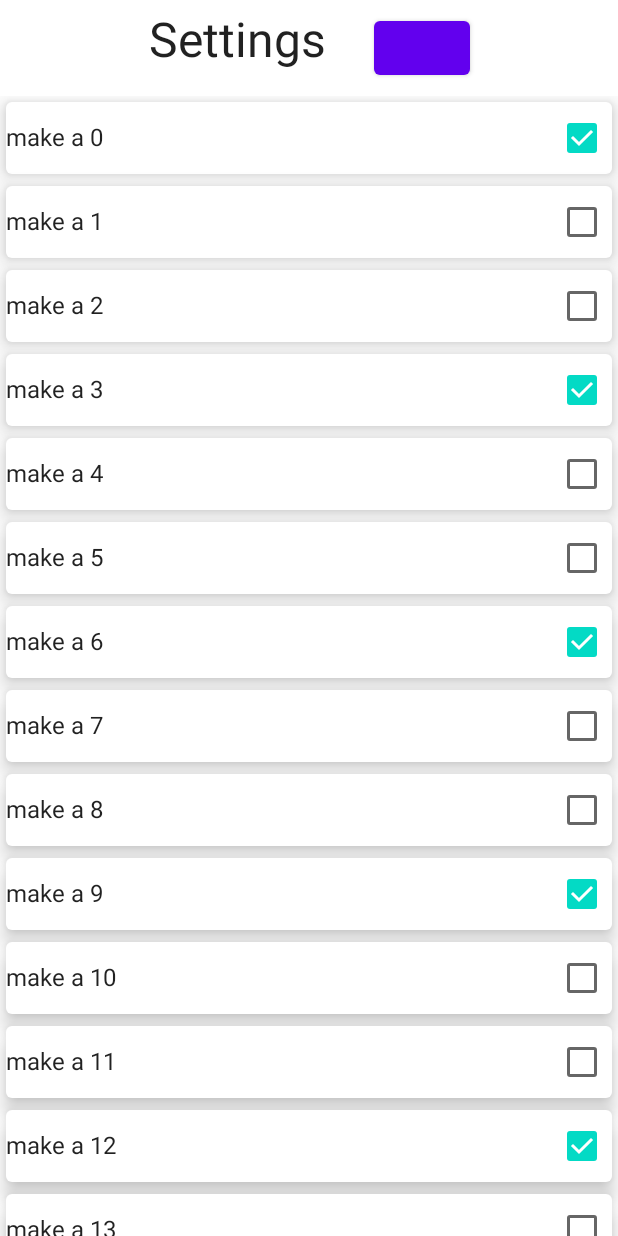
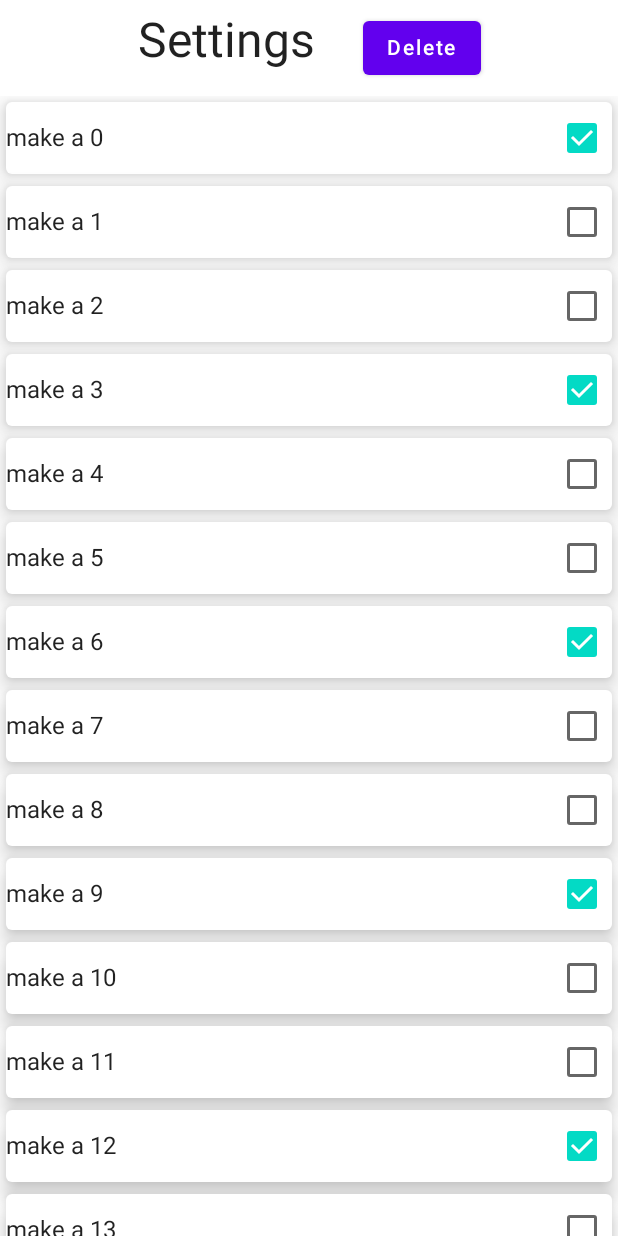
Before and after one commit to Kadehikpe14/Student_Scheduler, an Android app built with Jetpack Compose: the screen it shows after launch (TodoActivity), after a tap on "ToDo List", on a phone screen of 412 x 824 dp. Run offline under Robolectric (Android 15) with nearby library versions, the phone set to English and light mode, and no system bars.

```diff
--- a/app/src/main/AndroidManifest.xml
+++ b/app/src/main/AndroidManifest.xml
@@ -1,7 +1,8 @@
 <?xml version="1.0" encoding="utf-8"?>
 <manifest xmlns:android="http://schemas.android.com/apk/res/android"
     xmlns:tools="http://schemas.android.com/tools">
-
+    <uses-permission android:name="android.permission.INTERNET" />
+    <uses-permission android:name="android.permission.ACCESS_NETWORK_STATE" />
     <application
         android:allowBackup="true"
         android:dataExtractionRules="@xml/data_extraction_rules"
--- a/app/src/main/java/com/example/groupproject/HomepageActivity.kt
+++ b/app/src/main/java/com/example/groupproject/HomepageActivity.kt
@@ -12,6 +12,7 @@ import androidx.compose.material.Surface
 import androidx.compose.material.Text
 import androidx.compose.runtime.Composable
 import androidx.compose.ui.Modifier
+import androidx.compose.ui.graphics.Color
 import androidx.compose.ui.modifier.modifierLocalConsumer
 import androidx.compose.ui.res.stringResource
 import androidx.compose.ui.tooling.preview.Preview
@@ -31,7 +32,9 @@ class HomepageActivity : ComponentActivity() {
                 ) {
                     Column(modifier = Modifier.padding(horizontal = 8.dp, vertical = 12.dp)){
                         Row(horizontalArrangement = Arrangement.Center,modifier = Modifier.fillMaxWidth()) {
-                            Spacer(modifier = Modifier.fillMaxWidth().height(64.dp))
+                            Spacer(modifier = Modifier
+                                .fillMaxWidth()
+                                .height(64.dp))
                         }
                         Row(horizontalArrangement = Arrangement.Center,modifier = Modifier
                             .padding(vertical = 8.dp, horizontal = 24.dp)
@@ -52,7 +55,7 @@ class HomepageActivity : ComponentActivity() {
                                 val settingsActivity = Intent(this@HomepageActivity,SettingsActivity::class.java)
                                 startActivity(settingsActivity)
                             }) {
-
+                                Text(text = "Settings")
                             }
                         }
                     }
--- a/app/src/main/java/com/example/groupproject/TodoActivity.kt
+++ b/app/src/main/java/com/example/groupproject/TodoActivity.kt
@@ -76,11 +76,8 @@ fun TodoList(
             .padding(horizontal = 12.dp, vertical = 8.dp)) {
             Text(text = stringResource(id = R.string.title_activity_settings), fontSize = 32.sp)
             Spacer(modifier = Modifier.width(32.dp))
-            Button(onClick = {
-                onClear();
-            }) {
-
-            }
+            Button(onClick = { onClear()})
+            { Text(text = "Delete") }
         }
         LazyColumn(){
             itemsIndexed(list){
@@ -141,8 +138,6 @@ fun AddField(
 
         }
     }
-
-
 }
 
 @Composable
```
